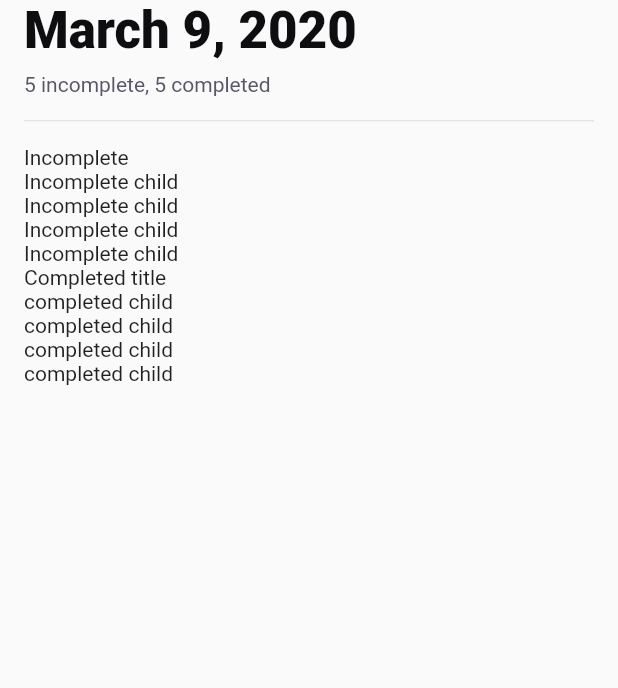
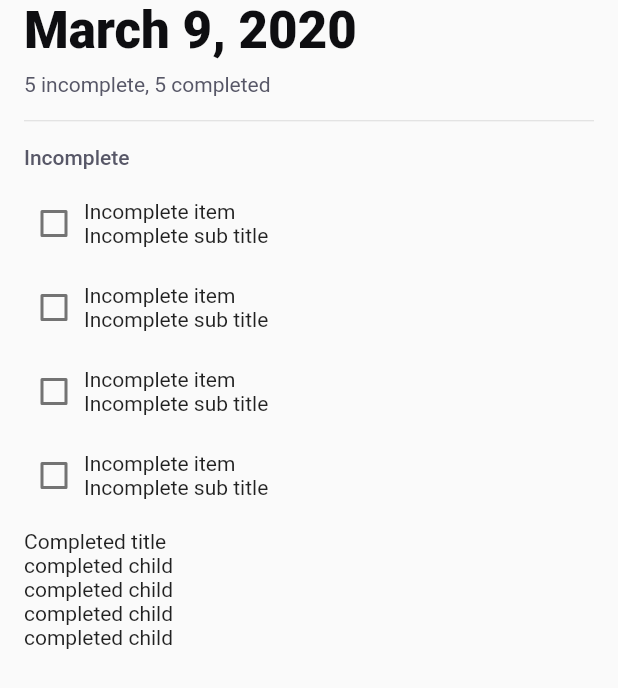
Before and after one commit to suesitran/todo_app, a Flutter app: the screen it shows after launch, on a phone screen of 412 x 824 dp. Shown: the top 688 px of the screen. Run offline on Flutter 3.47's test engine with Material 2 defaults, Android fonts, the phone set to English and light mode, and no system bars.

Commit message:
update UI for incomplete items

```diff
--- a/lib/features/home/home_page.dart
+++ b/lib/features/home/home_page.dart
@@ -14,21 +14,59 @@ class HomePage extends StatelessWidget {
               const SliverToBoxAdapter(
                 child: DateAndSummaryView(),
               ),
-              SliverList(delegate: SliverChildBuilderDelegate((context, index) {
+              SliverList(
+                  delegate: SliverChildBuilderDelegate((context, index) {
                 if (index == 0) {
-                  return Text('Incomplete');
+                  return Padding(
+                    padding: const EdgeInsets.only(top: 16, bottom: 16),
+                    child: Text(
+                      'Incomplete',
+                      style: Theme.of(context)
+                          .textTheme
+                          .bodyText1
+                          ?.copyWith(color: const Color(0xFF575767)),
+                    ),
+                  );
                 }
-                return Text('Incomplete child');
-              },
-              childCount: 5)),
-              SliverList(delegate: SliverChildBuilderDelegate((context, index) {
+
+                return Padding(
+                  padding: const EdgeInsets.only(bottom: 16.0),
+                  child: Row(
+                    children: [
+                      Checkbox(
+                        value: false,
+                        onChanged: (value) {
+                          // TODO update value
+                        },
+                        materialTapTargetSize: MaterialTapTargetSize.shrinkWrap,
+                      ),
+                      Expanded(
+                        child: Column(
+                          mainAxisAlignment: MainAxisAlignment.start,
+                          crossAxisAlignment: CrossAxisAlignment.start,
+                          children: const [
+                            Text('Incomplete item',
+                                maxLines: 1, overflow: TextOverflow.ellipsis),
+                            Text(
+                              'Incomplete sub title',
+                              maxLines: 1,
+                              overflow: TextOverflow.ellipsis,
+                            )
+                          ],
+                        ),
+                      )
+                    ],
+                  ),
+                );
+              }, childCount: 5)),
+              SliverList(
+                  delegate: SliverChildBuilderDelegate((context, index) {
                 if (index == 0) {
                   return Text('Completed title');
                 }
 
                 return Text('completed child');
-              },
-              childCount: 5))
+              }, childCount: 5))
             ],
           ),
         ),
@@ -45,12 +83,25 @@ class DateAndSummaryView extends StatelessWidget {
     return Column(
       crossAxisAlignment: CrossAxisAlignment.start,
       children: [
-        Text('March 9, 2020', style: Theme.of(context).textTheme.headline4?.copyWith(color: const Color(0xFF0E0E11), fontWeight: FontWeight.w900),),
-        const SizedBox(height: 8.0,),
-        Text('5 incomplete, 5 completed', style: Theme.of(context).textTheme.bodyText1?.copyWith(color: const Color(0xFF575767), fontWeight: FontWeight.w400),),
-        const SizedBox(height: 16.0,),
-        const Divider(height: 1.0,),
-        const SizedBox(height: 16.0,)
+        Text(
+          'March 9, 2020',
+          style: Theme.of(context).textTheme.headline4?.copyWith(
+              color: const Color(0xFF0E0E11), fontWeight: FontWeight.w900),
+        ),
+        const SizedBox(
+          height: 8.0,
+        ),
+        Text(
+          '5 incomplete, 5 completed',
+          style: Theme.of(context).textTheme.bodyText1?.copyWith(
+              color: const Color(0xFF575767), fontWeight: FontWeight.w400),
+        ),
+        const SizedBox(
+          height: 16.0,
+        ),
+        const Divider(
+          height: 1.0,
+        ),
       ],
     );
   }
```
